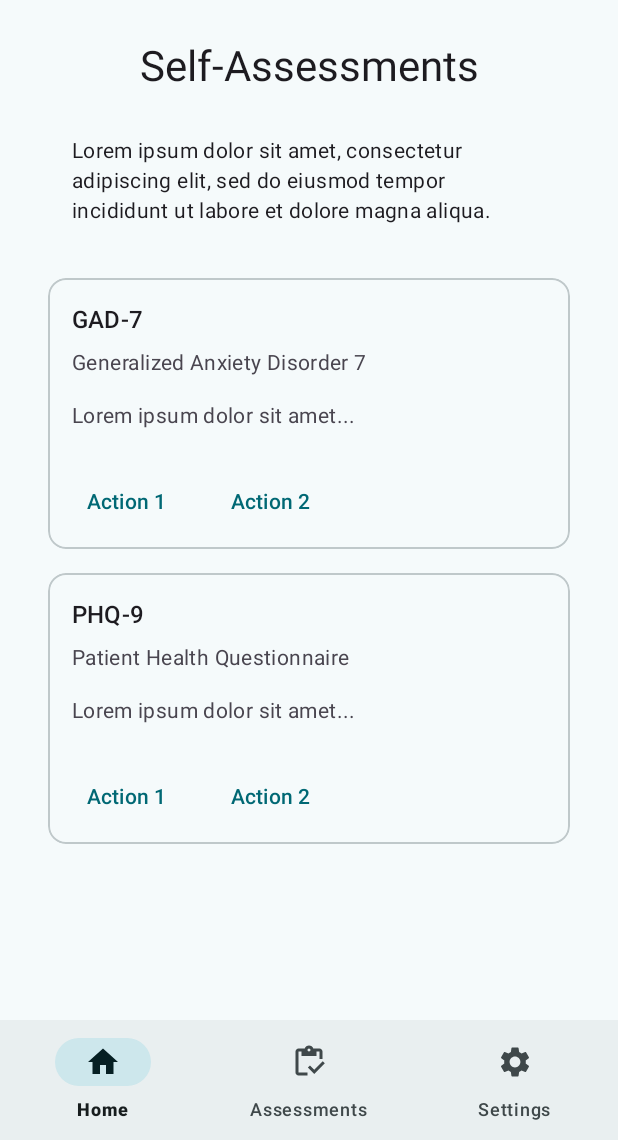
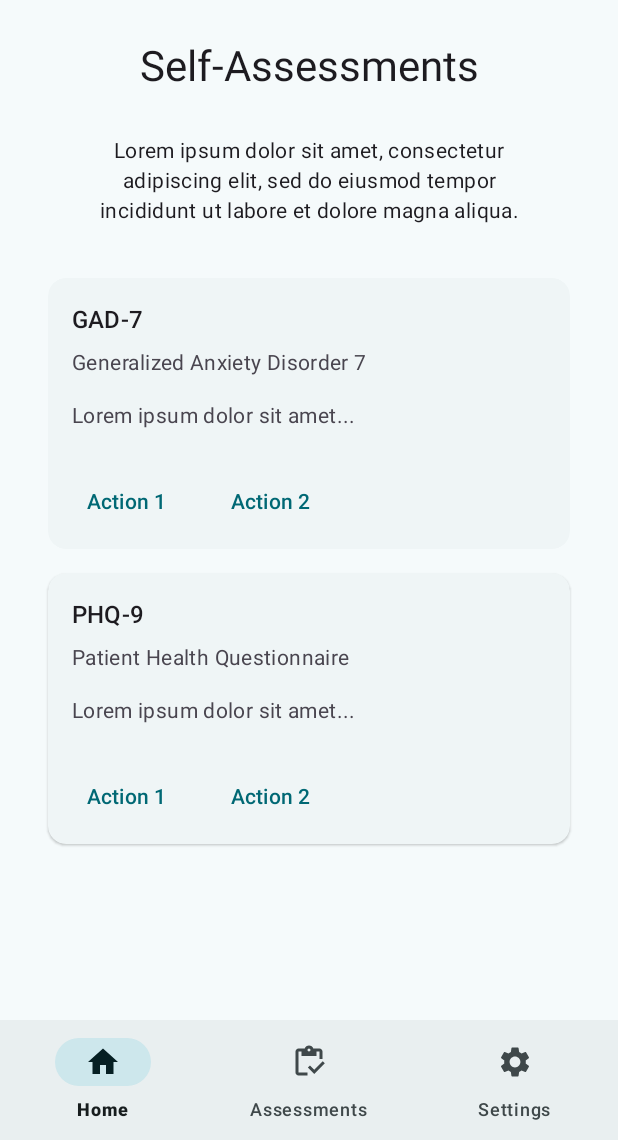
Before and after one commit to mminderbinder/m_tracker_app, an Android app: the screen it shows after launch (MainActivity), on a phone screen of 412 x 824 dp, the part 96-1236 px from its top. Run offline under Robolectric (Android 15) with nearby library versions, the phone set to English and light mode, and no system bars; our stand-ins replace Dagger/Hilt's generated code.

Commit message:
Adjusted theming and activity main layout

```diff
--- a/app/src/main/java/com/example/mtrackerapp/data/Assessment.kt
+++ b/app/src/main/java/com/example/mtrackerapp/data/Assessment.kt
@@ -1,6 +1,7 @@
 package com.example.mtrackerapp.data
 
 data class Assessment(
+    val assessmentId: Long,
     val assessmentTitle: String,
     val assessmentName: String,
     val description: String,
--- a/app/src/main/java/com/example/mtrackerapp/ui/HomeFragment.kt
+++ b/app/src/main/java/com/example/mtrackerapp/ui/HomeFragment.kt
@@ -52,6 +52,7 @@ class HomeFragment : Fragment()
     {
         adapter.addAssessment(
             Assessment(
+                assessmentId = 12500,
                 assessmentTitle = "GAD-7",
                 assessmentName = "Generalized Anxiety Disorder 7",
                 description = "Lorem ipsum dolor sit amet...",
@@ -59,6 +60,7 @@ class HomeFragment : Fragment()
         )
         adapter.addAssessment(
             Assessment(
+                assessmentId = 12501,
                 assessmentTitle = "PHQ-9",
                 assessmentName = "Patient Health Questionnaire",
                 description = "Lorem ipsum dolor sit amet..."
--- a/app/src/main/res/layout/activity_main.xml
+++ b/app/src/main/res/layout/activity_main.xml
@@ -1,21 +1,17 @@
 <?xml version="1.0" encoding="utf-8"?>
-<androidx.constraintlayout.widget.ConstraintLayout xmlns:android="http://schemas.android.com/apk/res/android"
+<androidx.coordinatorlayout.widget.CoordinatorLayout xmlns:android="http://schemas.android.com/apk/res/android"
     xmlns:app="http://schemas.android.com/apk/res-auto"
     xmlns:tools="http://schemas.android.com/tools"
     android:id="@+id/main"
     android:layout_width="match_parent"
     android:layout_height="match_parent"
-    android:fitsSystemWindows="true"
     tools:context=".MainActivity">
 
     <com.google.android.material.appbar.AppBarLayout
         android:id="@+id/app_bar_layout"
         style="@style/Widget.MaterialComponents.AppBarLayout.PrimarySurface"
         android:layout_width="match_parent"
-        android:layout_height="wrap_content"
-        app:layout_constraintTop_toTopOf="parent"
-        app:layout_constraintStart_toStartOf="parent"
-        app:layout_constraintEnd_toEndOf="parent">
+        android:layout_height="wrap_content">
 
         <com.google.android.material.appbar.MaterialToolbar
             android:id="@+id/toolbar"
@@ -29,21 +25,18 @@
 
     <androidx.fragment.app.FragmentContainerView
         android:id="@+id/nav_host_fragment"
+        android:name="androidx.navigation.fragment.NavHostFragment"
         android:layout_width="match_parent"
-        android:layout_height="0dp"
-        android:name="androidx.navigation.fragment.NavHostFragment"
+        android:layout_height="match_parent"
+        app:layout_behavior="@string/appbar_scrolling_view_behavior"
         app:navGraph="@navigation/nav_graph"
-        app:layout_constraintTop_toBottomOf="@id/app_bar_layout"
-        app:layout_constraintStart_toStartOf="parent"
-        app:layout_constraintEnd_toEndOf="parent"
-        app:layout_constraintBottom_toTopOf="@id/bottom_navigation_view" />
+        app:defaultNavHost="true" />
 
     <com.google.android.material.bottomnavigation.BottomNavigationView
         android:id="@+id/bottom_navigation_view"
         android:layout_width="match_parent"
         android:layout_height="wrap_content"
-        app:menu="@menu/bottom_nav"
-        app:layout_constraintBottom_toBottomOf="parent"
-        app:layout_constraintStart_toStartOf="parent"
-        app:layout_constraintEnd_toEndOf="parent" />
-</androidx.constraintlayout.widget.ConstraintLayout>
+        android:layout_gravity="bottom"
+        app:layout_behavior="com.google.android.material.behavior.HideBottomViewOnScrollBehavior"
+        app:menu="@menu/bottom_nav" />
+</androidx.coordinatorlayout.widget.CoordinatorLayout>
--- a/app/src/main/res/layout/fragment_home.xml
+++ b/app/src/main/res/layout/fragment_home.xml
@@ -1,15 +1,11 @@
 <?xml version="1.0" encoding="utf-8"?>
-<androidx.coordinatorlayout.widget.CoordinatorLayout xmlns:android="http://schemas.android.com/apk/res/android"
+<androidx.constraintlayout.widget.ConstraintLayout xmlns:android="http://schemas.android.com/apk/res/android"
     xmlns:tools="http://schemas.android.com/tools"
     android:layout_width="match_parent"
     android:layout_height="match_parent"
     xmlns:app="http://schemas.android.com/apk/res-auto"
+    android:paddingHorizontal="24dp"
     tools:context=".ui.HomeFragment">
-
-    <androidx.constraintlayout.widget.ConstraintLayout
-        android:layout_width="match_parent"
-        android:layout_height="match_parent"
-        android:paddingHorizontal="24dp">
 
     <TextView
         android:id="@+id/tv_title"
@@ -32,6 +28,7 @@
         android:layout_marginTop="24dp"
         android:paddingHorizontal="24dp"
         android:paddingVertical="4dp"
+        android:gravity="center"
         android:text="Lorem ipsum dolor sit amet, consectetur adipiscing elit, sed do eiusmod tempor incididunt ut labore et dolore magna aliqua."
         android:textAppearance="?attr/textAppearanceBodyMedium"
         app:layout_constraintEnd_toEndOf="parent"
@@ -48,5 +45,3 @@
         app:layout_constraintStart_toStartOf="parent"
         app:layout_constraintEnd_toEndOf="parent" />
 </androidx.constraintlayout.widget.ConstraintLayout>
-
-</androidx.coordinatorlayout.widget.CoordinatorLayout>
--- a/app/src/main/res/layout/item_assessment.xml
+++ b/app/src/main/res/layout/item_assessment.xml
@@ -1,5 +1,6 @@
 <?xml version="1.0" encoding="utf-8"?>
 <com.google.android.material.card.MaterialCardView xmlns:android="http://schemas.android.com/apk/res/android"
+    style="@style/Widget.Material3.CardView.Elevated"
     android:layout_width="match_parent"
     android:layout_height="wrap_content"
     android:layout_margin="8dp">
@@ -39,7 +40,6 @@
                 android:text="Lorem ipsum dolor sit amet, consectetur adipiscing elit, sed do eiusmod tempor incididunt ut labore et dolore magna aliqua. Ut enim ad minim veniam"
                 android:textAppearance="?attr/textAppearanceBodyMedium"
                 android:textColor="?android:attr/textColorSecondary" />
-
         </LinearLayout>
 
         <LinearLayout
@@ -63,7 +63,5 @@
                 android:text="Action 2"
                 style="?attr/borderlessButtonStyle" />
         </LinearLayout>
-
     </LinearLayout>
-
 </com.google.android.material.card.MaterialCardView>
--- a/app/src/main/res/navigation/nav_graph.xml
+++ b/app/src/main/res/navigation/nav_graph.xml
@@ -7,6 +7,8 @@
     <fragment
         android:id="@+id/fragmentHome"
         android:name="com.example.mtrackerapp.ui.HomeFragment"
-        android:label="fragment_home"></fragment>
+        android:label="fragment_home">
+
+    </fragment>
 
 </navigation>
--- /dev/null
+++ b/app/src/main/res/values/strings.xml
@@ -0,0 +1,4 @@
+<?xml version="1.0" encoding="utf-8"?>
+<resources>
+    <string name="assessment_card_transition_name">assessment_card_%1$s</string>
+</resources>
--- a/app/src/main/res/values/themes.xml
+++ b/app/src/main/res/values/themes.xml
@@ -1,4 +1,5 @@
 <resources>
+
     <style name="AppTheme" parent="Theme.Material3.Light.NoActionBar">
         <item name="colorPrimary">@color/md_theme_primary</item>
         <item name="colorOnPrimary">@color/md_theme_onPrimary</item>
```
Also changed, not shown: 1 other file. Lines whose indentation alone changed are shown as unchanged.
